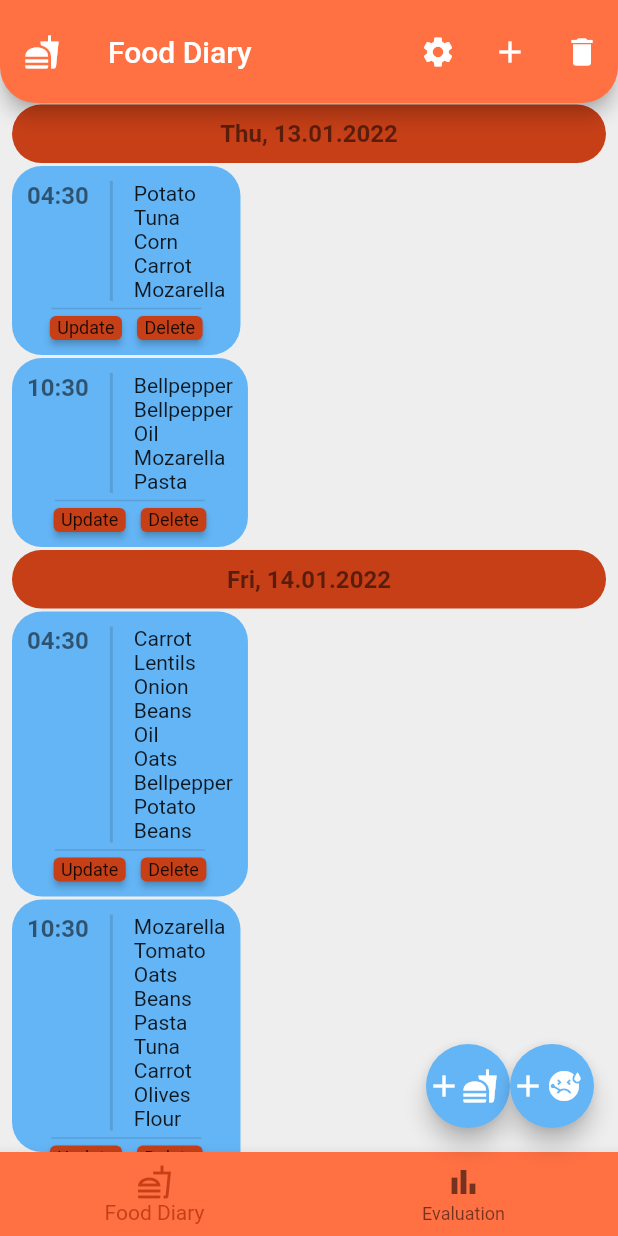
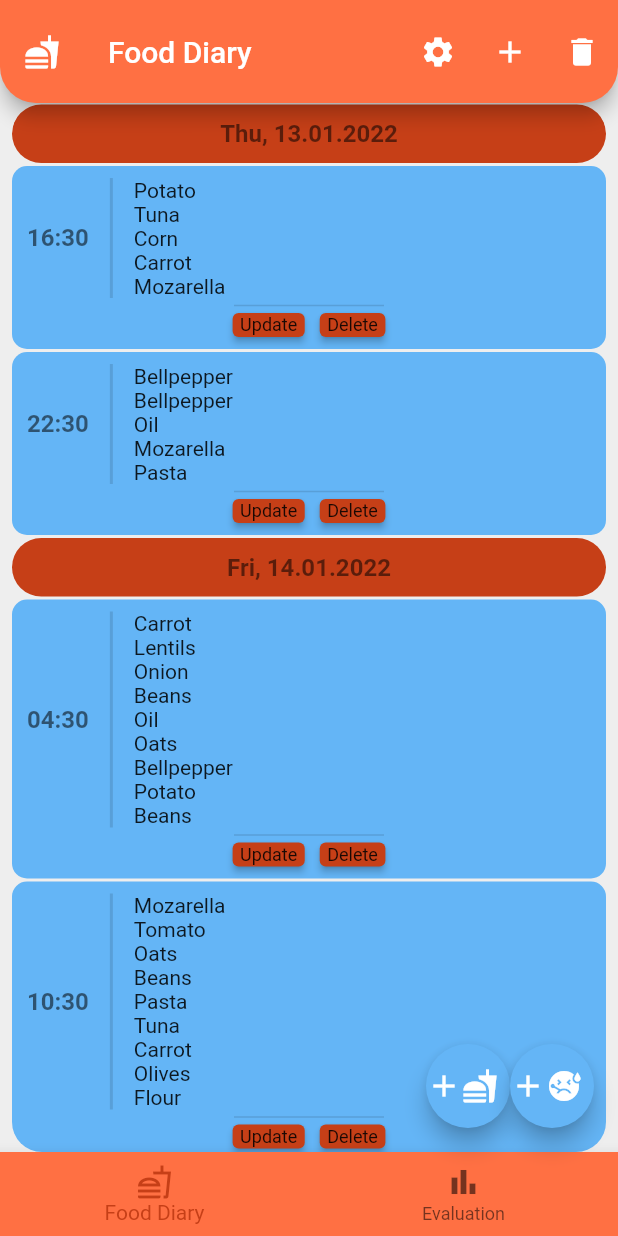
Before and after one commit to linememory/food_diary, a Flutter app: the screen it shows after launch, after a tap on the "add" icon, on a phone screen of 412 x 824 dp. Run offline on Flutter 3.47's test engine with Material 2 defaults, Android fonts, the phone set to English and light mode, and no system bars; our stand-ins replace bloc, equatable, flutter_bloc, get_it, sqflite; accounts and stored records are empty.

Commit message:
added add, update and delete meal functionality

```diff
--- a/lib/features/diary/presentation/pages/diary_page.dart
+++ b/lib/features/diary/presentation/pages/diary_page.dart
@@ -1,7 +1,9 @@
 import 'package:flutter/material.dart';
 import 'package:flutter_bloc/flutter_bloc.dart';
 import 'package:food_diary/dev/add_test_content.dart';
+import 'package:food_diary/features/diary/domain/entities/meal.dart';
 import 'package:food_diary/features/diary/presentation/bloc/diary_bloc.dart';
+import 'package:food_diary/features/diary/presentation/widgets/meal_form.dart';
 import 'package:food_diary/features/diary/presentation/widgets/meal_list.dart';
 import 'package:food_diary/injection_container.dart';
 
@@ -94,7 +96,16 @@
       mainAxisAlignment: MainAxisAlignment.end,
       children: [
         FloatingActionButton(
-          onPressed: () {},
+          heroTag: "MealAdd",
+          onPressed: () async {
+            Meal? meal = await Navigator.push(
+              context,
+              MaterialPageRoute(builder: (context) => const MealForm()),
+            );
+            if (meal != null) {
+              BlocProvider.of<DiaryBloc>(context).add(DiaryAddMeal(meal));
+            }
+          },
           child: Row(children: const [
             Icon(Icons.add),
             Icon(Icons.fastfood),
@@ -102,6 +113,7 @@
           backgroundColor: Theme.of(context).colorScheme.secondary,
         ),
         FloatingActionButton(
+          heroTag: "SymptomAdd",
           onPressed: () {},
           child: Row(children: const [
             Icon(Icons.add),
--- a/lib/features/diary/presentation/widgets/meal_list.dart
+++ b/lib/features/diary/presentation/widgets/meal_list.dart
@@ -2,6 +2,7 @@
 import 'package:flutter_bloc/flutter_bloc.dart';
 import 'package:food_diary/features/diary/domain/entities/meal.dart';
 import 'package:food_diary/features/diary/presentation/bloc/diary_bloc.dart';
+import 'package:food_diary/features/diary/presentation/widgets/meal_form.dart';
 import 'package:intl/intl.dart';
 
 class MealList extends StatelessWidget {
@@ -29,7 +30,7 @@
           !sameDay(meal.dateTime, previousMeal.dateTime)) {
         items.add(DateItem(dateTime: meal.dateTime));
       }
-      items.add(MealListItem(time: meal.dateTime, foods: meal.foods));
+      items.add(MealListItem(meal: meal));
       previousMeal = meal;
     }
     return items;
@@ -60,33 +61,43 @@
 }
 
 class MealListItem extends StatelessWidget {
-  MealListItem({Key? key, required this.time, required this.foods})
-      : super(key: key);
-  final DateTime time;
-  final List<String> foods;
-  final formatter = DateFormat('hh:mm');
+  MealListItem({Key? key, required this.meal}) : super(key: key);
+  final Meal meal;
+
+  final formatter = DateFormat('HH:mm');
   @override
   Widget build(BuildContext context) {
-    return Row(
-      mainAxisAlignment: MainAxisAlignment.start,
-      children: [
-        Container(
+    return Container(
       margin: const EdgeInsets.symmetric(vertical: 1),
-          padding: const EdgeInsets.symmetric(vertical: 10),
+      padding: const EdgeInsets.symmetric(vertical: 8),
       decoration: BoxDecoration(
-            borderRadius: BorderRadius.circular(20),
+        borderRadius: BorderRadius.circular(10),
         color: Theme.of(context).colorScheme.secondary,
       ),
       child: Column(
         children: [
-              IntrinsicHeight(
+          _dateAndFoods(context),
+          const SizedBox(
+            width: 100,
+            child: Divider(
+              height: 10,
+              thickness: 1,
+            ),
+          ),
+          EditButtons(meal: meal),
+        ],
+      ),
+    );
+  }
+
+  IntrinsicHeight _dateAndFoods(BuildContext context) {
+    return IntrinsicHeight(
       child: Row(
-                  crossAxisAlignment: CrossAxisAlignment.start,
         children: [
           Container(
             padding: const EdgeInsets.symmetric(horizontal: 10),
             child: Text(
-                        formatter.format(time),
+              formatter.format(meal.dateTime),
               style: Theme.of(context).textTheme.subtitle1,
             ),
           ),
@@ -97,85 +108,88 @@
           _foods(),
         ],
       ),
-              ),
-              const SizedBox(
-                width: 100,
-                child: Divider(
-                  height: 10,
-                  thickness: 1,
-                ),
-              ),
-              EditButtons(time: time),
-            ],
-          ),
-        ),
-      ],
     );
   }
 
-  Padding _foods() {
-    return Padding(
-      padding: const EdgeInsets.symmetric(horizontal: 10.0),
+  Widget _foods() {
+    return Flexible(
       child: Column(
         mainAxisAlignment: MainAxisAlignment.start,
         crossAxisAlignment: CrossAxisAlignment.start,
-        children: foods.map((food) => Text(food)).toList(),
+        children: meal.foods
+            .map(
+              (food) => Padding(
+                padding: const EdgeInsets.symmetric(horizontal: 10.0),
+                child: Text(
+                  food,
+                  overflow: TextOverflow.ellipsis,
+                ),
+              ),
+            )
+            .toList(),
       ),
     );
   }
 }
 
 class EditButtons extends StatelessWidget {
-  final DateTime time;
+  final Meal meal;
   const EditButtons({
     Key? key,
-    required this.time,
+    required this.meal,
   }) : super(key: key);
 
   @override
   Widget build(BuildContext context) {
-    return Container(
-      padding: const EdgeInsets.only(top: 0),
-      child: Row(
-        mainAxisAlignment: MainAxisAlignment.spaceEvenly,
-        children: [
-          ElevatedButton(
-            style: ElevatedButton.styleFrom(
+    var buttonStyle = ElevatedButton.styleFrom(
       minimumSize: const Size(0, 0),
       tapTargetSize: MaterialTapTargetSize.shrinkWrap,
       padding: const EdgeInsets.symmetric(vertical: 1, horizontal: 5),
-            ),
-            onPressed: () {},
-            child: Text(
-              "Update",
-              style: Theme.of(context)
-                  .textTheme
-                  .bodyText1!
-                  .copyWith(fontSize: 12, fontWeight: FontWeight.normal),
-            ),
+    );
+
+    return Row(
+      mainAxisAlignment: MainAxisAlignment.center,
+      children: [
+        ElevatedButton(
+          style: buttonStyle,
+          child: _buttonText(context, "Update"),
+          onPressed: () async {
+            Meal? mealToUpdate = await Navigator.push(
+              context,
+              MaterialPageRoute(
+                  builder: (context) => MealForm(
+                        type: FormType.updateMeal,
+                        meal: meal,
+                      )),
+            );
+            if (mealToUpdate != null) {
+              BlocProvider.of<DiaryBloc>(context)
+                  .add(DiaryUpdateMeal(mealToUpdate));
+            }
+          },
         ),
         const SizedBox(
           width: 10,
         ),
         ElevatedButton(
-            style: ElevatedButton.styleFrom(
-              minimumSize: const Size(0, 0),
-              tapTargetSize: MaterialTapTargetSize.shrinkWrap,
-              padding: const EdgeInsets.symmetric(vertical: 1, horizontal: 5),
+          style: buttonStyle,
+          child: _buttonText(context, "Delete"),
+          onPressed: () {
+            BlocProvider.of<DiaryBloc>(context)
+                .add(DiaryDeleteMeal(meal.dateTime));
+          },
         ),
-            onPressed: () {
-              BlocProvider.of<DiaryBloc>(context).add(DiaryDeleteMeal(time));
-            },
-            child: Text(
-              "Delete",
+      ],
+    );
+  }
+
+  Text _buttonText(BuildContext context, String buttonText) {
+    return Text(
+      buttonText,
       style: Theme.of(context)
           .textTheme
           .bodyText1!
           .copyWith(fontSize: 12, fontWeight: FontWeight.normal),
-            ),
-          ),
-        ],
-      ),
     );
   }
 }
```
Lines whose indentation alone changed are shown as unchanged.
